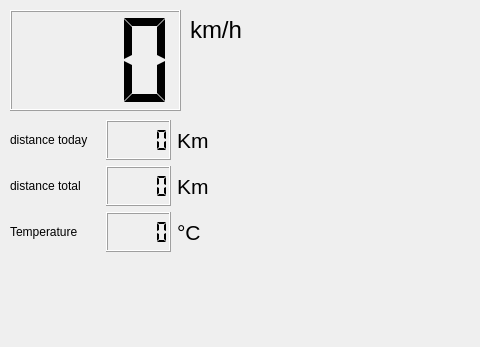
Old version of the form GUI/dashboard.ui in the repository joukeHijlkema/rpiCarGps; both pictures show x 0 to 480 and y 0 to 347 of the 800 by 600 pixel window.
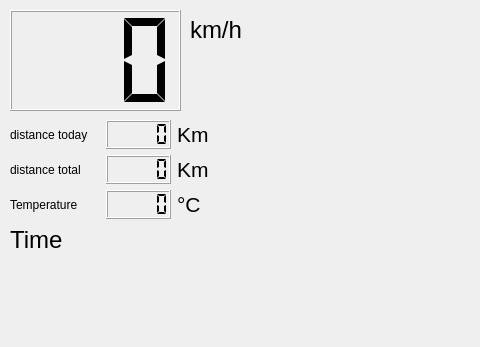
New version of the form.

```diff
--- a/GUI/dashboard.ui
+++ b/GUI/dashboard.ui
@@ -103,7 +103,7 @@
      <string>quit</string>
     </property>
    </widget>
-   <widget class="QWidget" name="">
+   <widget class="QWidget" name="layoutWidget">
     <property name="geometry">
      <rect>
       <x>10</x>
@@ -285,6 +285,18 @@
        </property>
       </widget>
      </item>
+     <item row="3" column="0" colspan="3">
+      <widget class="QLabel" name="timeField">
+       <property name="font">
+        <font>
+         <pointsize>18</pointsize>
+        </font>
+       </property>
+       <property name="text">
+        <string>Time</string>
+       </property>
+      </widget>
+     </item>
     </layout>
    </widget>
   </widget>
```
